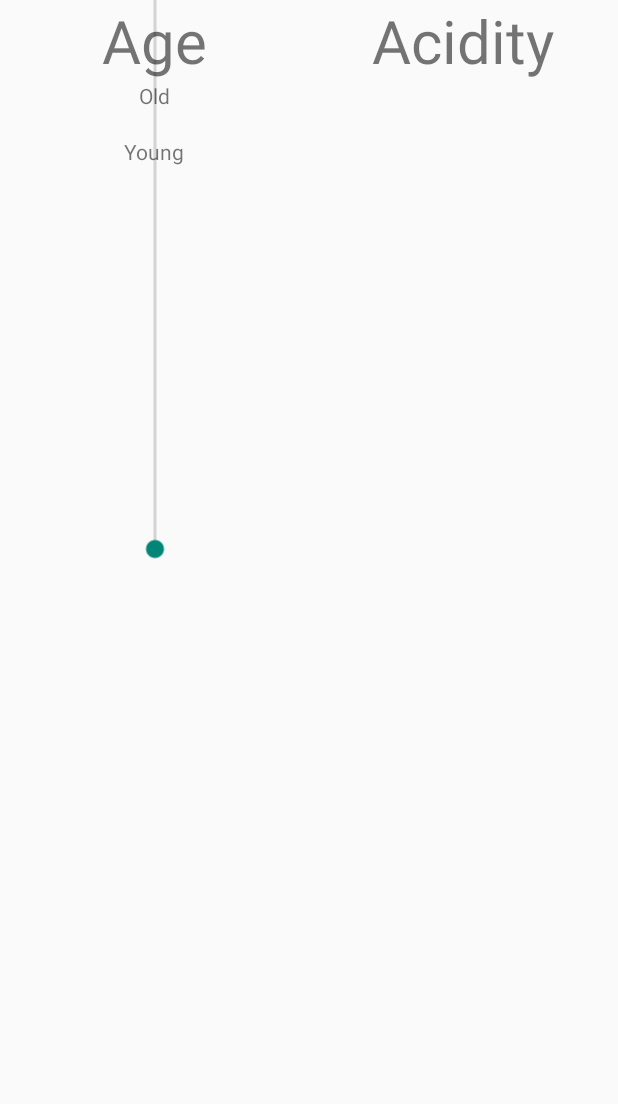
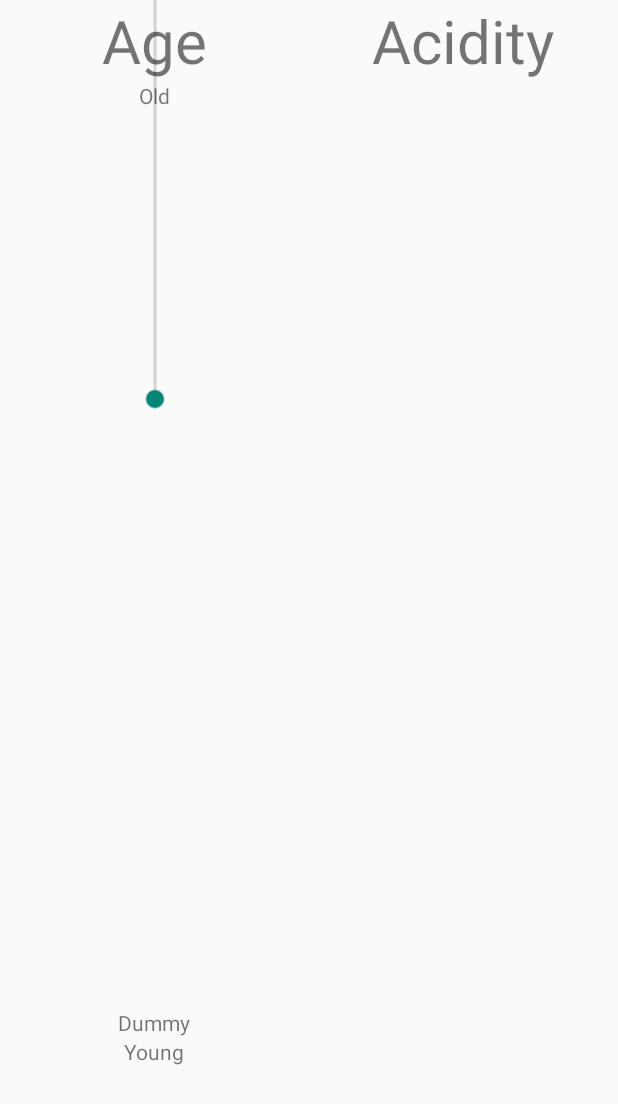
Before and after one commit to alexandre-mazel/AndroidStudioProjects, an Android app: the screen it shows after launch (MyActivity), on a phone screen of 412 x 824 dp. Shown: the top 1104 px of the screen. Run offline under Robolectric (Android 15) with nearby library versions, the light colour scheme and no system bars.

Commit message:
fonctionne, mise en page en cours

```diff
--- a/Glasses/app/src/main/res/layout/activity_my.xml
+++ b/Glasses/app/src/main/res/layout/activity_my.xml
@@ -45,17 +45,25 @@
             android:layout_width="wrap_content"
             android:text="@string/text_view_age_top"
             android:layout_gravity="center"
+            android:gravity="center"
 
             />
 
         <SeekBar android:id="@+id/seek_bar_age"
             android:layout_height="wrap_content"
-            android:layout_width="600dp"
+            android:layout_width="400dp"
             android:rotation="270"
-            android:layout_gravity="center"
             android:text="@string/seek_bar_age"
             android:onClick="seek_age_changed"
+            android:layout_gravity="center"
+            android:gravity="center"
+            />
 
+        <TextView android:text="Dummy"
+            android:layout_height="600dp"
+            android:layout_width="wrap_content"
+            android:layout_gravity="center"
+            android:gravity="bottom"
             />
 
         <TextView android:id="@+id/text_view_age_bottom"
@@ -63,6 +71,7 @@
             android:layout_width="wrap_content"
             android:text="@string/text_view_age_bottom"
             android:layout_gravity="center"
+            android:gravity="center"
 
             />
 
@@ -70,6 +79,7 @@
             android:layout_height="20dp"
             android:layout_width="40dp"
             android:layout_gravity="center"
+            android:gravity="bottom"
 
             />
 
```
